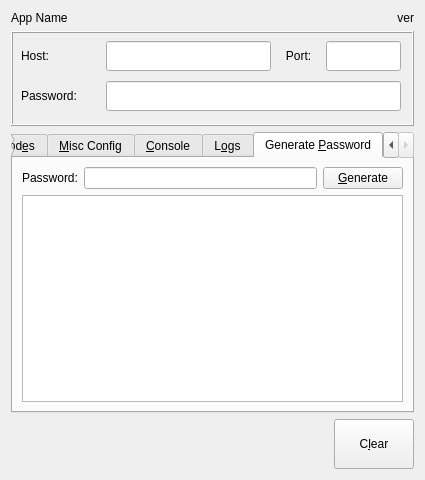
This is nextgen interface/tor-util-ng.ui in GIJack/tor-util as Qt 5 draws it before an edit. The edited form follows.
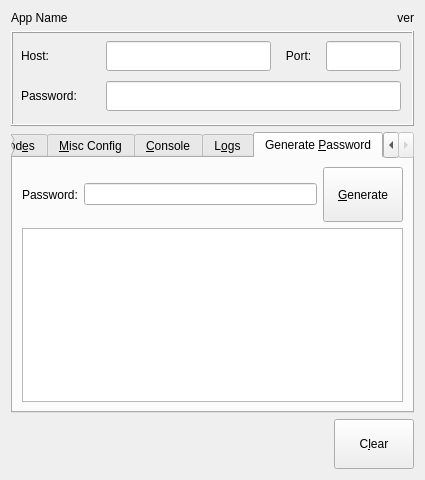
This is the edited form. The open tabs and pages were chosen to show the change. Icons and pictures are not drawn.

Commit message: updated -ng UI file with improvements from v1

```diff
--- a/nextgen interface/tor-util-ng.ui
+++ b/nextgen interface/tor-util-ng.ui
@@ -675,6 +675,21 @@
        </item>
        <item row="0" column="2">
         <widget class="QPushButton" name="button_gen_password_hash">
+         <property name="sizePolicy">
+          <sizepolicy hsizetype="Fixed" vsizetype="Fixed">
+           <horstretch>0</horstretch>
+           <verstretch>0</verstretch>
+          </sizepolicy>
+         </property>
+         <property name="minimumSize">
+          <size>
+           <width>0</width>
+           <height>55</height>
+          </size>
+         </property>
+         <property name="cursor">
+          <cursorShape>PointingHandCursor</cursorShape>
+         </property>
          <property name="toolTip">
           <string>Generate Hash For torrc From Password</string>
          </property>
```
Left out of the diff: 60 changed lines with no effect on the pictures.
